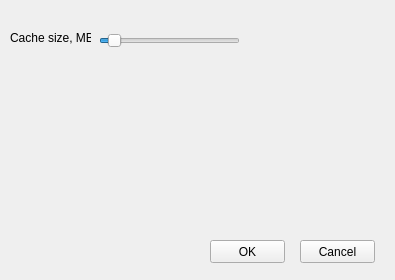
First picture: the form in settingsdialog.ui, repository zackxue/qimgv, before the edit.
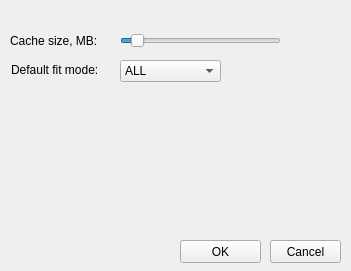
Second picture: the form after the edit.

The edit to the form file:
```diff
--- a/settingsdialog.ui
+++ b/settingsdialog.ui
@@ -6,8 +6,8 @@
    <rect>
     <x>0</x>
     <y>0</y>
-    <width>395</width>
-    <height>280</height>
+    <width>351</width>
+    <height>271</height>
    </rect>
   </property>
   <property name="windowTitle">
@@ -16,9 +16,9 @@
   <widget class="QSlider" name="cacheSlider">
    <property name="geometry">
     <rect>
-     <x>99</x>
+     <x>120</x>
      <y>30</y>
-     <width>141</width>
+     <width>161</width>
      <height>22</height>
     </rect>
    </property>
@@ -43,8 +43,8 @@
     <rect>
      <x>10</x>
      <y>30</y>
-     <width>81</width>
-     <height>16</height>
+     <width>101</width>
+     <height>21</height>
     </rect>
    </property>
    <property name="text">
@@ -54,7 +54,7 @@
   <widget class="QLabel" name="cacheLabel2">
    <property name="geometry">
     <rect>
-     <x>260</x>
+     <x>290</x>
      <y>30</y>
      <width>46</width>
      <height>21</height>
@@ -67,9 +67,9 @@
   <widget class="QPushButton" name="pushButton">
    <property name="geometry">
     <rect>
-     <x>300</x>
+     <x>270</x>
      <y>240</y>
-     <width>75</width>
+     <width>71</width>
      <height>23</height>
     </rect>
    </property>
@@ -80,9 +80,9 @@
   <widget class="QPushButton" name="pushButton_2">
    <property name="geometry">
     <rect>
-     <x>210</x>
+     <x>180</x>
      <y>240</y>
-     <width>75</width>
+     <width>81</width>
      <height>23</height>
     </rect>
    </property>
@@ -90,6 +90,44 @@
     <string>OK</string>
    </property>
   </widget>
+  <widget class="QLabel" name="fitModeLabel">
+   <property name="geometry">
+    <rect>
+     <x>11</x>
+     <y>60</y>
+     <width>101</width>
+     <height>20</height>
+    </rect>
+   </property>
+   <property name="text">
+    <string>Default fit mode:</string>
+   </property>
+  </widget>
+  <widget class="QComboBox" name="fitModeComboBox">
+   <property name="geometry">
+    <rect>
+     <x>120</x>
+     <y>60</y>
+     <width>101</width>
+     <height>22</height>
+    </rect>
+   </property>
+   <item>
+    <property name="text">
+     <string>ALL</string>
+    </property>
+   </item>
+   <item>
+    <property name="text">
+     <string>WIDTH</string>
+    </property>
+   </item>
+   <item>
+    <property name="text">
+     <string>NORMAL</string>
+    </property>
+   </item>
+  </widget>
  </widget>
  <resources/>
  <connections>
```
Left out of the diff: 8 changed lines with no effect on the pictures.
